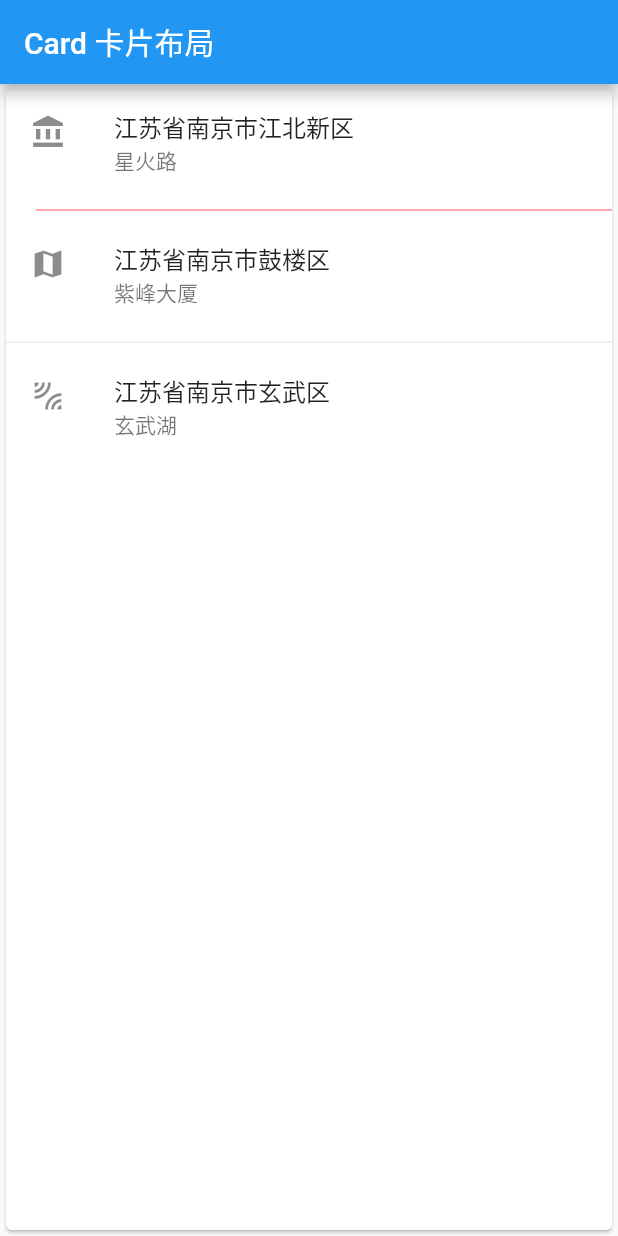
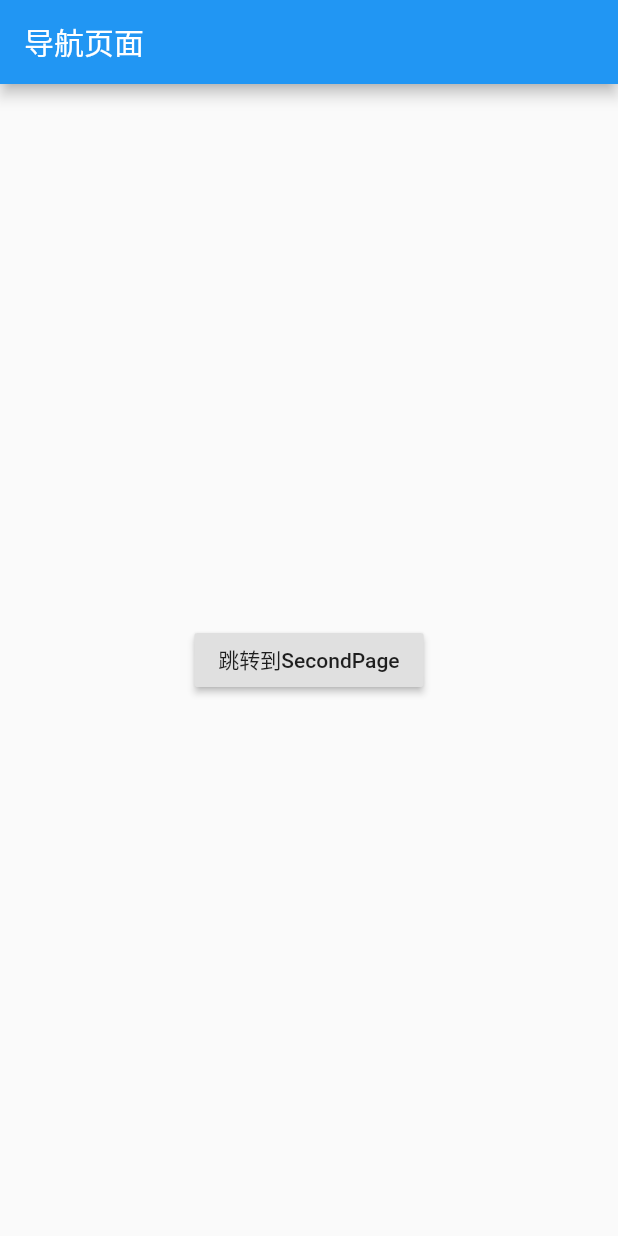
Before and after one commit to yangxiaoge/flutter_app, a Flutter app: the screen it shows after launch, on a phone screen of 412 x 824 dp. Run offline on Flutter 3.47's test engine with Material 2 defaults, Android fonts, the phone set to English and light mode, and no system bars.

```diff
--- /dev/null
+++ b/lib/SecondPage.dart
@@ -0,0 +1,19 @@
+import 'package:flutter/material.dart';
+
+class SecondPage extends StatelessWidget {
+  @override
+  Widget build(BuildContext context) {
+    return Scaffold(
+        appBar: AppBar(
+          title: Text('导航页面2独立文件页面'),
+        ),
+        body: Center(
+          child: RaisedButton(
+            child: Text('返回'),
+            onPressed: () {
+              Navigator.pop(context);
+            },
+          ),
+        ));
+  }
+}
--- a/lib/main.dart
+++ b/lib/main.dart
@@ -1,4 +1,5 @@
 import 'package:flutter/material.dart';
+import 'SecondPage.dart';
 
 void main() => runApp(MyApp());
 
@@ -6,45 +7,48 @@ class MyApp extends StatelessWidget {
   @override
   Widget build(BuildContext context) {
     return MaterialApp(
-      title: 'CardWidget',
-      home: Scaffold(
-          appBar: AppBar(
-            title: Text('Card 卡片布局'),
-          ),
-          body: StackWidget()),
+      title: '导航演示',
+      home: FirstPage(),
     );
   }
 }
 
-class StackWidget extends StatelessWidget {
+class FirstPage extends StatelessWidget {
   @override
   Widget build(BuildContext context) {
-    // 定义Card布局
-    var card = Card(
-      child: Column(
-        children: <Widget>[
-          ListTile(
-            title: Text('江苏省南京市江北新区'),
-            subtitle: Text('星火路'),
-            leading: Icon(Icons.account_balance),
+    return Scaffold(
+        appBar: AppBar(
+          title: Text('导航页面'),
+        ),
+        body: Center(
+          child: RaisedButton(
+            child: Text('跳转到SecondPage'),
+            onPressed: () {
+              Navigator.push(
+                  context,
+                  MaterialPageRoute(
+                    builder: (context) => SecondPage(),
+                  ));
+            },
           ),
-          Divider(color: Colors.redAccent,indent: 20.0,),
-          ListTile(
-            title: Text('江苏省南京市鼓楼区'),
-            subtitle: Text('紫峰大厦'),
-            leading: Icon(Icons.map),
-          ),
-          Divider(),
-          ListTile(
-            title: Text('江苏省南京市玄武区'),
-            subtitle: Text('玄武湖'),
-            leading: Icon(Icons.leak_add),
-          )
-        ],
-      ),
-    );
-    return Center(
-      child: card,
-    );
+        ));
   }
 }
+
+// class SecondPage extends StatelessWidget {
+//   @override
+//   Widget build(BuildContext context) {
+//     return Scaffold(
+//         appBar: AppBar(
+//           title: Text('导航页面2'),
+//         ),
+//         body: Center(
+//           child: RaisedButton(
+//             child: Text('返回'),
+//             onPressed: () {
+//               Navigator.pop(context);
+//             },
+//           ),
+//         ));
+//   }
+// }
```
